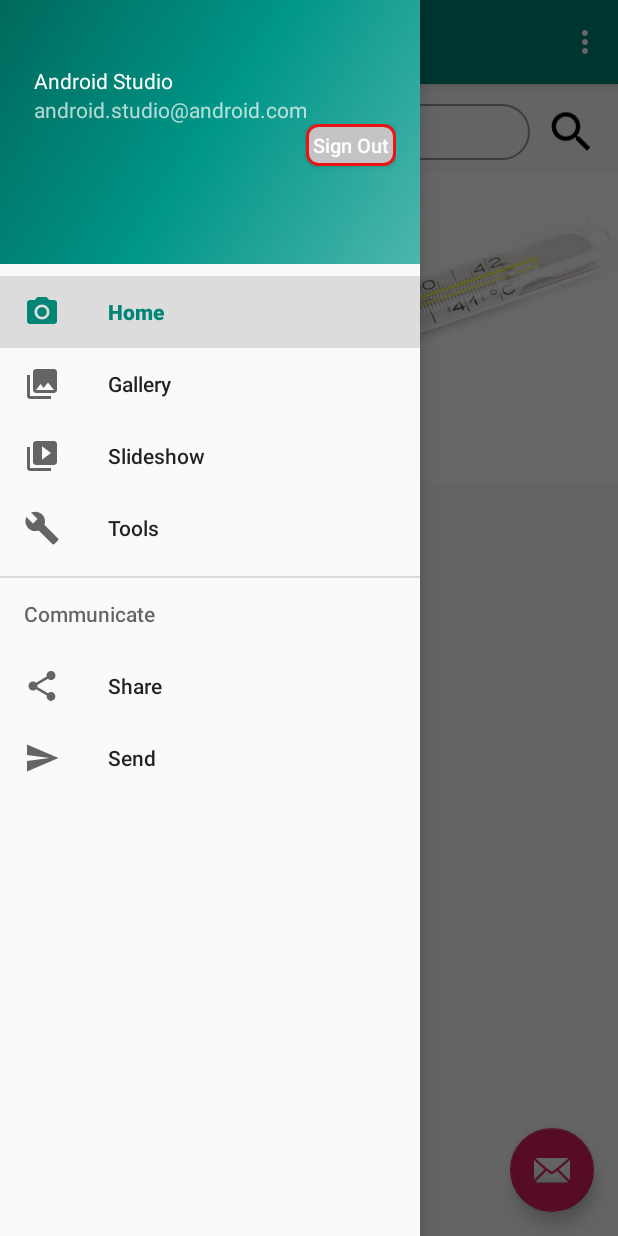
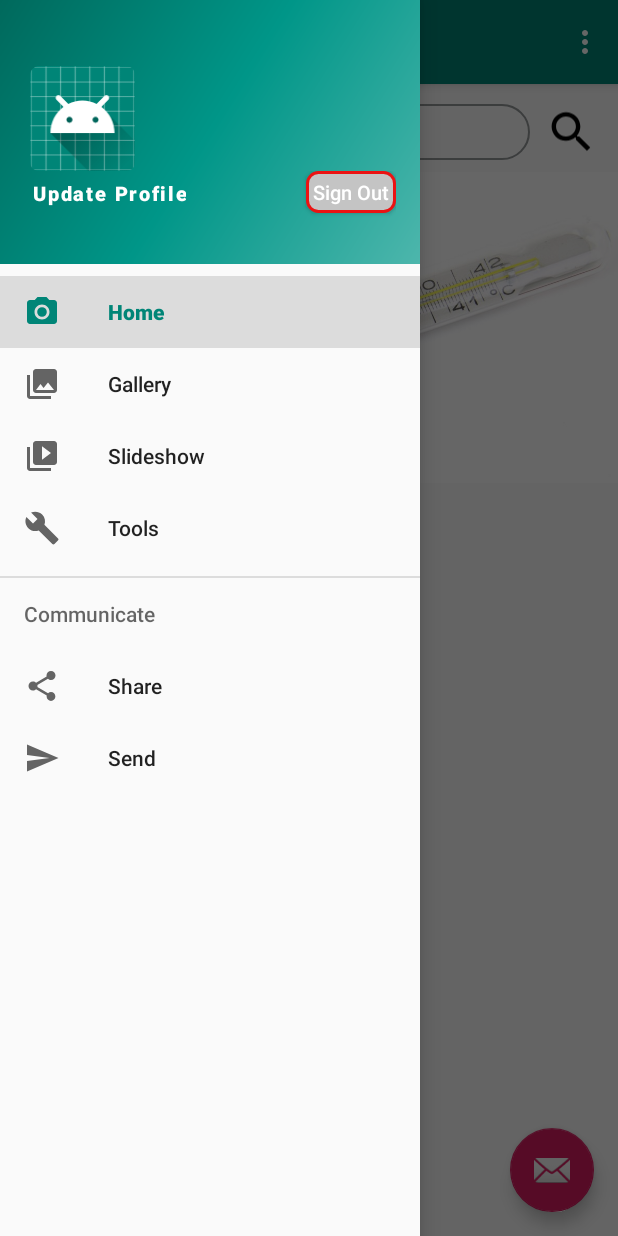
Before and after one commit to TRANQUOC22106/BoTeR, an Android app: the MainActivity screen opened directly, with no data from a screen before it, with the side drawer open, on a phone screen of 412 x 824 dp. Run offline under Robolectric (Android 15) with nearby library versions, the phone set to English and light mode, and no system bars; our stand-ins replace Firebase (no records; nobody signed in at launch, a user with empty details on screens opened directly), navigation-ui, sdp/ssp sizes; Roboto replaces fonts that are not available here.

Commit message:
Profileを表示するようになってる

```diff
--- a/app/src/main/java/com/example/boter/MainActivity.java
+++ b/app/src/main/java/com/example/boter/MainActivity.java
@@ -5,7 +5,9 @@ import android.os.Bundle;
 import android.view.Menu;
 import android.view.View;
 import android.widget.Button;
+import android.widget.TextView;
 
+import androidx.annotation.Nullable;
 import androidx.appcompat.app.AppCompatActivity;
 import androidx.appcompat.widget.Toolbar;
 import androidx.drawerlayout.widget.DrawerLayout;
@@ -19,11 +21,20 @@ import com.google.android.material.floatingactionbutton.FloatingActionButton;
 import com.google.android.material.navigation.NavigationView;
 import com.google.android.material.snackbar.Snackbar;
 import com.google.firebase.auth.FirebaseAuth;
+import com.google.firebase.firestore.DocumentReference;
+import com.google.firebase.firestore.DocumentSnapshot;
+import com.google.firebase.firestore.EventListener;
+import com.google.firebase.firestore.FirebaseFirestore;
+import com.google.firebase.firestore.FirebaseFirestoreException;
 
 public class MainActivity extends AppCompatActivity {
 
     private AppBarConfiguration mAppBarConfiguration;
     private Button signOutButton;
+    private TextView yourName, yourPhone, yourMail;
+    private FirebaseAuth fAuth;
+    private FirebaseFirestore fStore;
+    private String userId;
 
     @Override
     protected void onCreate(Bundle savedInstanceState) {
@@ -56,6 +67,25 @@ public class MainActivity extends AppCompatActivity {
 
     private void loadNavHeader(View headerView) {
         signOutButton = headerView.findViewById(R.id.signOutButton);
+        yourName = headerView.findViewById(R.id.display_name);
+        yourMail = headerView.findViewById(R.id.display_email);
+        yourPhone = headerView.findViewById(R.id.display_phone);
+
+        fAuth = FirebaseAuth.getInstance();
+        fStore = FirebaseFirestore.getInstance();
+
+        userId = fAuth.getCurrentUser().getUid();
+
+        DocumentReference documentReference = fStore.collection("usersprofile").document(userId);
+        documentReference.addSnapshotListener(this, new EventListener<DocumentSnapshot>() {
+            @Override
+            public void onEvent(@Nullable DocumentSnapshot documentSnapshot, @Nullable FirebaseFirestoreException e) {
+                yourPhone.setText(documentSnapshot.getString("phone"));
+                yourName.setText(documentSnapshot.getString("fullname"));
+                yourMail.setText(documentSnapshot.getString("email"));
+            }
+        });
+
         actionListener();
     }
 
--- a/app/src/main/res/layout/nav_header_main.xml
+++ b/app/src/main/res/layout/nav_header_main.xml
@@ -22,6 +22,13 @@
             android:layout_width="match_parent"
             android:layout_height="wrap_content"
             android:orientation="horizontal">
+            <ImageView
+                android:id="@+id/display_image"
+                android:layout_width="@dimen/_60sdp"
+                android:layout_height="@dimen/_60sdp"
+                android:contentDescription="@string/nav_header_desc"
+                android:paddingTop="@dimen/nav_header_vertical_spacing"
+                app:srcCompat="@mipmap/ic_launcher_round" />
 
             <LinearLayout
                 android:layout_width="match_parent"
@@ -42,6 +49,12 @@
                     android:layout_width="wrap_content"
                     android:layout_height="wrap_content"
                     android:text="@string/nav_header_subtitle" />
+                <TextView
+                    android:id="@+id/display_phone"
+                    android:maxLines="1"
+                    android:layout_width="wrap_content"
+                    android:layout_height="wrap_content"
+                    android:text="Your phone" />
 
 
 
@@ -51,6 +64,19 @@
             android:layout_width="fill_parent"
             android:layout_height="match_parent"
             android:orientation="horizontal" >
+
+            <Button
+                android:id="@+id/edit_profile"
+                style="@style/Widget.MaterialComponents.Button.TextButton"
+                android:layout_width="wrap_content"
+                android:layout_height="wrap_content"
+                android:textStyle="bold"
+                android:padding="5dp"
+                android:textSize="@dimen/_10ssp"
+                android:textColor="@color/white"
+                android:text="Update Profile"
+                android:minHeight="0dp"
+                android:minWidth="0dp"/>
             <Button
                 android:id="@+id/signOutButton"
                 android:layout_alignParentRight="true"
@@ -65,5 +91,4 @@
 
         </RelativeLayout>
     </LinearLayout>
-
 </LinearLayout>
```
